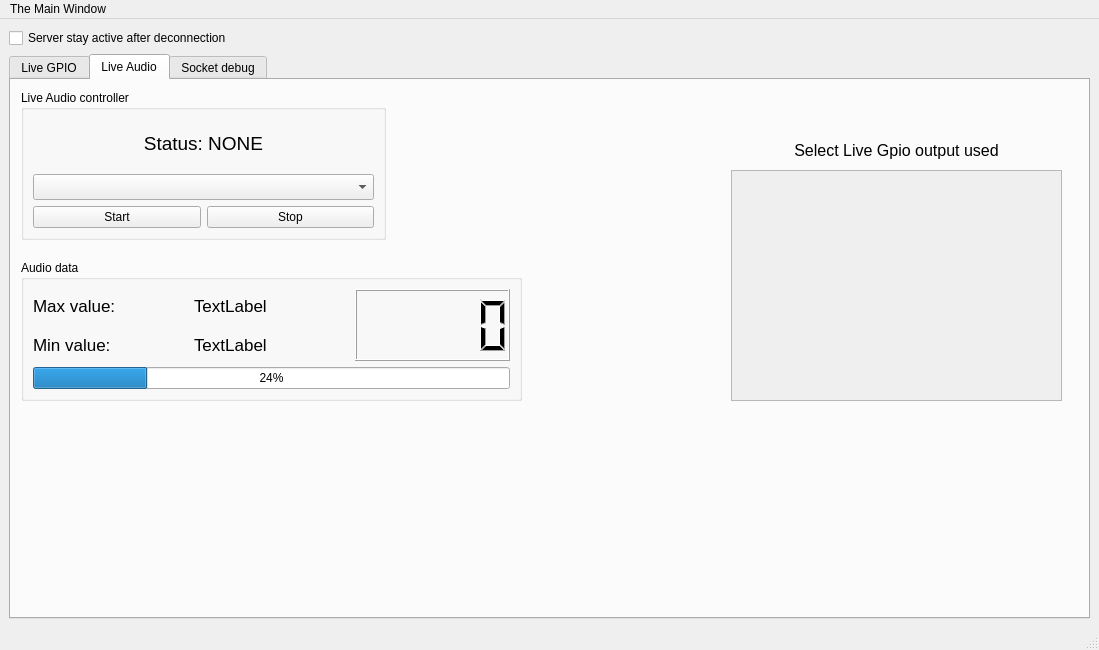
aureljah/Simple-Rpi-Gui, file client/src/gui/mainwindow.ui: the form before one commit.
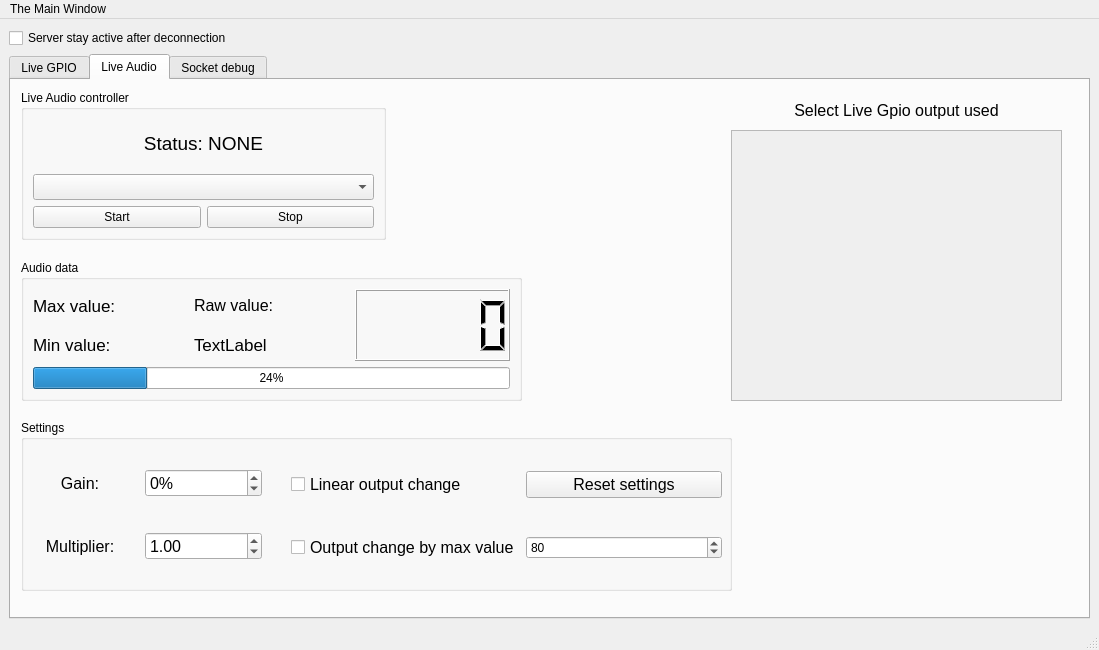
The form after the commit.

Commit message: added many audio live settings (gain, multiplier, linear change, max value change)

Patch:
```diff
--- a/client/src/gui/mainwindow.ui
+++ b/client/src/gui/mainwindow.ui
@@ -33,6 +33,13 @@
     </sizepolicy>
    </property>
    <layout class="QGridLayout" name="gridLayout_3">
+    <item row="0" column="0">
+     <widget class="QCheckBox" name="settingStayActive">
+      <property name="text">
+       <string>Server stay active after deconnection</string>
+      </property>
+     </widget>
+    </item>
     <item row="1" column="0">
      <widget class="QTabWidget" name="tabWidget">
       <property name="currentIndex">
@@ -193,6 +200,9 @@
              <kerning>true</kerning>
             </font>
            </property>
+           <property name="toolTip">
+            <string>Select where to get audio data from</string>
+           </property>
            <property name="currentText">
             <string/>
            </property>
@@ -246,6 +256,9 @@
            </property>
           </widget>
          </item>
+         <item row="0" column="2" rowspan="2">
+          <widget class="QLCDNumber" name="audio_current_value_lcd"/>
+         </item>
          <item row="0" column="0">
           <widget class="QLabel" name="audio_max_label">
            <property name="font">
@@ -253,6 +266,9 @@
              <pointsize>13</pointsize>
             </font>
            </property>
+           <property name="toolTip">
+            <string>Max audio value since audio controller started</string>
+           </property>
            <property name="text">
             <string>Max value: </string>
            </property>
@@ -265,23 +281,14 @@
              <pointsize>13</pointsize>
             </font>
            </property>
+           <property name="toolTip">
+            <string>Min audio value since audio controller started</string>
+           </property>
            <property name="text">
             <string>Min value: </string>
            </property>
           </widget>
          </item>
-         <item row="0" column="1">
-          <widget class="QLabel" name="label_4">
-           <property name="font">
-            <font>
-             <pointsize>13</pointsize>
-            </font>
-           </property>
-           <property name="text">
-            <string>TextLabel</string>
-           </property>
-          </widget>
-         </item>
          <item row="1" column="1">
           <widget class="QLabel" name="label_2">
            <property name="font">
@@ -294,8 +301,20 @@
            </property>
           </widget>
          </item>
-         <item row="0" column="2" rowspan="2">
-          <widget class="QLCDNumber" name="audio_current_value_lcd"/>
+         <item row="0" column="1">
+          <widget class="QLabel" name="audio_raw_value_label">
+           <property name="font">
+            <font>
+             <pointsize>12</pointsize>
+            </font>
+           </property>
+           <property name="toolTip">
+            <string>Original value without gain or multiplier</string>
+           </property>
+           <property name="text">
+            <string>Raw value: </string>
+           </property>
+          </widget>
          </item>
         </layout>
        </widget>
@@ -303,9 +322,9 @@
         <property name="geometry">
          <rect>
           <x>720</x>
-          <y>90</y>
+          <y>50</y>
           <width>331</width>
-          <height>231</height>
+          <height>271</height>
          </rect>
         </property>
         <property name="minimumSize">
@@ -314,6 +333,9 @@
           <height>231</height>
          </size>
         </property>
+        <property name="toolTip">
+         <string>Select which output pin to be controller by audio controller</string>
+        </property>
         <property name="widgetResizable">
          <bool>true</bool>
         </property>
@@ -323,7 +345,7 @@
            <x>0</x>
            <y>0</y>
            <width>329</width>
-           <height>229</height>
+           <height>269</height>
           </rect>
          </property>
         </widget>
@@ -332,7 +354,7 @@
         <property name="geometry">
          <rect>
           <x>720</x>
-          <y>60</y>
+          <y>20</y>
           <width>331</width>
           <height>21</height>
          </rect>
@@ -349,6 +371,230 @@
          <set>Qt::AlignCenter</set>
         </property>
        </widget>
+       <widget class="QGroupBox" name="live_audiio_setting_groupBox">
+        <property name="geometry">
+         <rect>
+          <x>10</x>
+          <y>340</y>
+          <width>711</width>
+          <height>171</height>
+         </rect>
+        </property>
+        <property name="title">
+         <string>Settings</string>
+        </property>
+        <widget class="QWidget" name="gridLayoutWidget">
+         <property name="geometry">
+          <rect>
+           <x>0</x>
+           <y>20</y>
+           <width>241</width>
+           <height>151</height>
+          </rect>
+         </property>
+         <layout class="QGridLayout" name="live_audio_setting_gridLayout">
+          <item row="1" column="0">
+           <widget class="QLabel" name="live_audio_mult_label">
+            <property name="font">
+             <font>
+              <pointsize>12</pointsize>
+             </font>
+            </property>
+            <property name="toolTip">
+             <string>Multiplier: multiplier audio value by this value</string>
+            </property>
+            <property name="statusTip">
+             <string>Multiplier: multiplier audio value by this value</string>
+            </property>
+            <property name="text">
+             <string>Multiplier:</string>
+            </property>
+            <property name="alignment">
+             <set>Qt::AlignCenter</set>
+            </property>
+           </widget>
+          </item>
+          <item row="0" column="0">
+           <widget class="QLabel" name="live_audio_gain_label">
+            <property name="font">
+             <font>
+              <pointsize>12</pointsize>
+             </font>
+            </property>
+            <property name="toolTip">
+             <string>Gain: Add this value to audio value</string>
+            </property>
+            <property name="statusTip">
+             <string>Gain: Add this value to audio value</string>
+            </property>
+            <property name="whatsThis">
+             <string/>
+            </property>
+            <property name="accessibleName">
+             <string/>
+            </property>
+            <property name="accessibleDescription">
+             <string/>
+            </property>
+            <property name="text">
+             <string>Gain:</string>
+            </property>
+            <property name="alignment">
+             <set>Qt::AlignCenter</set>
+            </property>
+           </widget>
+          </item>
+          <item row="0" column="1">
+           <widget class="QSpinBox" name="live_audio_gain_spinBox">
+            <property name="font">
+             <font>
+              <pointsize>12</pointsize>
+             </font>
+            </property>
+            <property name="toolTip">
+             <string>Gain: Add this value to audio value</string>
+            </property>
+            <property name="statusTip">
+             <string>Gain: Add this value to audio value</string>
+            </property>
+            <property name="suffix">
+             <string>%</string>
+            </property>
+            <property name="prefix">
+             <string/>
+            </property>
+            <property name="minimum">
+             <number>-99</number>
+            </property>
+            <property name="singleStep">
+             <number>5</number>
+            </property>
+           </widget>
+          </item>
+          <item row="1" column="1">
+           <widget class="QDoubleSpinBox" name="live_audio_mult_doubleSpinBox">
+            <property name="font">
+             <font>
+              <pointsize>12</pointsize>
+             </font>
+            </property>
+            <property name="toolTip">
+             <string>Multiplier: multiplier audio value by this value</string>
+            </property>
+            <property name="statusTip">
+             <string>Multiplier: multiplier audio value by this value</string>
+            </property>
+            <property name="prefix">
+             <string/>
+            </property>
+            <property name="suffix">
+             <string/>
+            </property>
+            <property name="minimum">
+             <double>0.010000000000000</double>
+            </property>
+            <property name="maximum">
+             <double>10.000000000000000</double>
+            </property>
+            <property name="singleStep">
+             <double>0.100000000000000</double>
+            </property>
+            <property name="value">
+             <double>1.000000000000000</double>
+            </property>
+           </widget>
+          </item>
+         </layout>
+        </widget>
+        <widget class="QWidget" name="gridLayoutWidget_2">
+         <property name="geometry">
+          <rect>
+           <x>270</x>
+           <y>20</y>
+           <width>431</width>
+           <height>151</height>
+          </rect>
+         </property>
+         <layout class="QGridLayout" name="live_audio_setting_gridLayout2">
+          <item row="1" column="1">
+           <widget class="QSpinBox" name="live_audio_max_value_change_spinBox">
+            <property name="toolTip">
+             <string>Cahnge the main output when this max value is reached</string>
+            </property>
+            <property name="statusTip">
+             <string>Cahnge the main output when this max value is reached</string>
+            </property>
+            <property name="minimum">
+             <number>1</number>
+            </property>
+            <property name="value">
+             <number>80</number>
+            </property>
+           </widget>
+          </item>
+          <item row="1" column="0">
+           <widget class="QCheckBox" name="live_audio_max_value_change_checkBox">
+            <property name="minimumSize">
+             <size>
+              <width>0</width>
+              <height>0</height>
+             </size>
+            </property>
+            <property name="font">
+             <font>
+              <pointsize>12</pointsize>
+             </font>
+            </property>
+            <property name="toolTip">
+             <string>Cahnge the main output when this max value is reached</string>
+            </property>
+            <property name="statusTip">
+             <string>Cahnge the main output when this max value is reached</string>
+            </property>
+            <property name="text">
+             <string>Output change by max value</string>
+            </property>
+           </widget>
+          </item>
+          <item row="0" column="0">
+           <widget class="QCheckBox" name="live_audio_linear_change_checkBox">
+            <property name="font">
+             <font>
+              <pointsize>12</pointsize>
+             </font>
+            </property>
+            <property name="toolTip">
+             <string>Change the main output used in a linear way</string>
+            </property>
+            <property name="statusTip">
+             <string>Change the main output used in a linear way</string>
+            </property>
+            <property name="text">
+             <string>Linear output change</string>
+            </property>
+           </widget>
+          </item>
+          <item row="0" column="1">
+           <widget class="QPushButton" name="live_audio_setting_reset_button">
+            <property name="font">
+             <font>
+              <pointsize>12</pointsize>
+             </font>
+            </property>
+            <property name="toolTip">
+             <string>Reset all settings by default value</string>
+            </property>
+            <property name="statusTip">
+             <string>Reset all settings by default value</string>
+            </property>
+            <property name="text">
+             <string>Reset settings</string>
+            </property>
+           </widget>
+          </item>
+         </layout>
+        </widget>
+       </widget>
       </widget>
       <widget class="QWidget" name="socket_tab">
        <property name="sizePolicy">
@@ -426,13 +672,6 @@
       </widget>
      </widget>
     </item>
-    <item row="0" column="0">
-     <widget class="QCheckBox" name="settingStayActive">
-      <property name="text">
-       <string>Server stay active after deconnection</string>
-      </property>
-     </widget>
-    </item>
    </layout>
   </widget>
   <widget class="QStatusBar" name="statusbar"/>
```
The commit also changes 4 other files.
